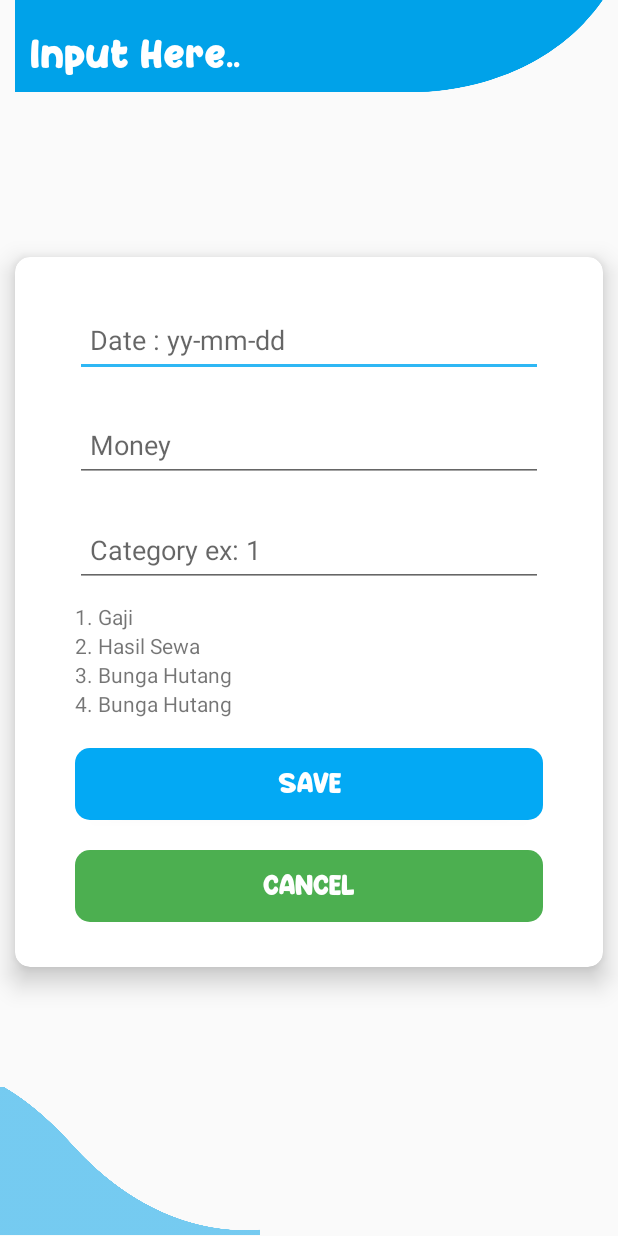
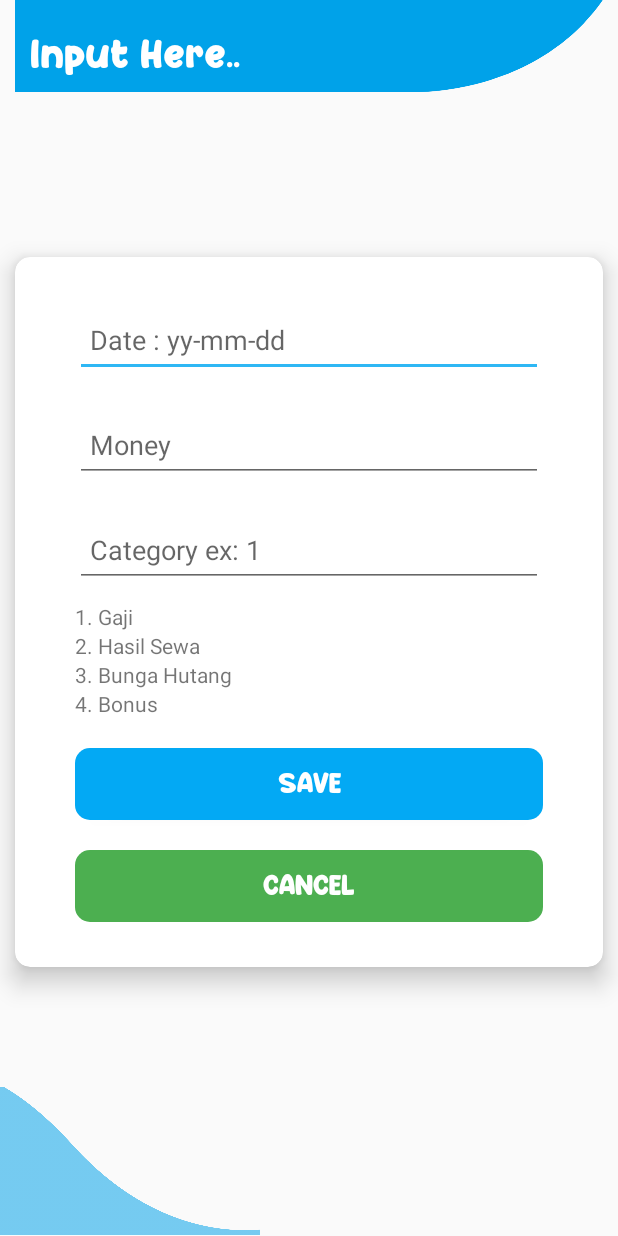
Before and after one commit to pascaladitia/Finance-Management-MVVM, an Android app: the InputIncomeActivity screen opened directly, with no data from a screen before it, on a phone screen of 412 x 824 dp. Run offline under Robolectric (Android 15) with nearby library versions, the phone set to English and light mode, and no system bars; our stand-ins replace RxJava; network calls fail.

Commit message:
Second Commit

```diff
--- a/app/src/main/res/layout/activity_input_income.xml
+++ b/app/src/main/res/layout/activity_input_income.xml
@@ -106,7 +106,7 @@
                     android:layout_width="match_parent"
                     android:layout_height="wrap_content"
                     android:layout_marginStart="30dp"
-                    android:text="4. Bunga Hutang"/>
+                    android:text="4. Bonus"/>
 
                 <Button
                     android:id="@+id/btn_inputIncomeSave"
```
